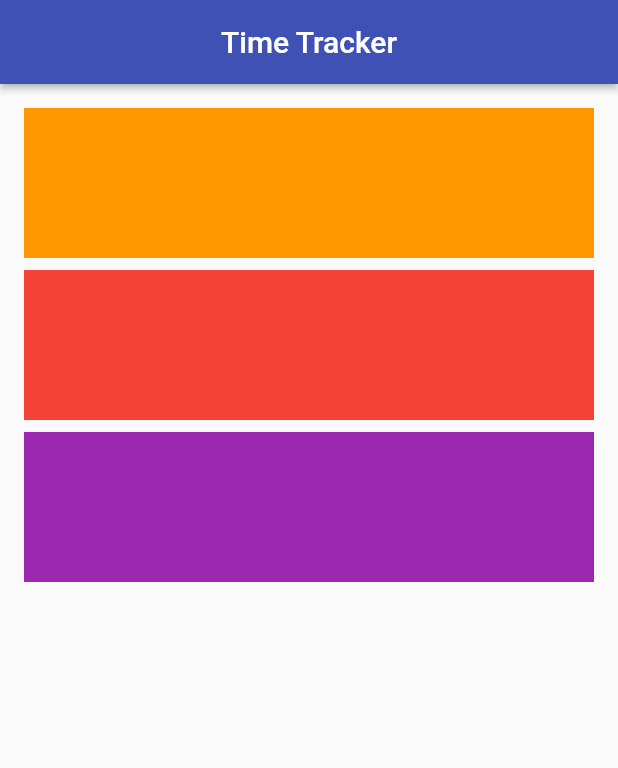
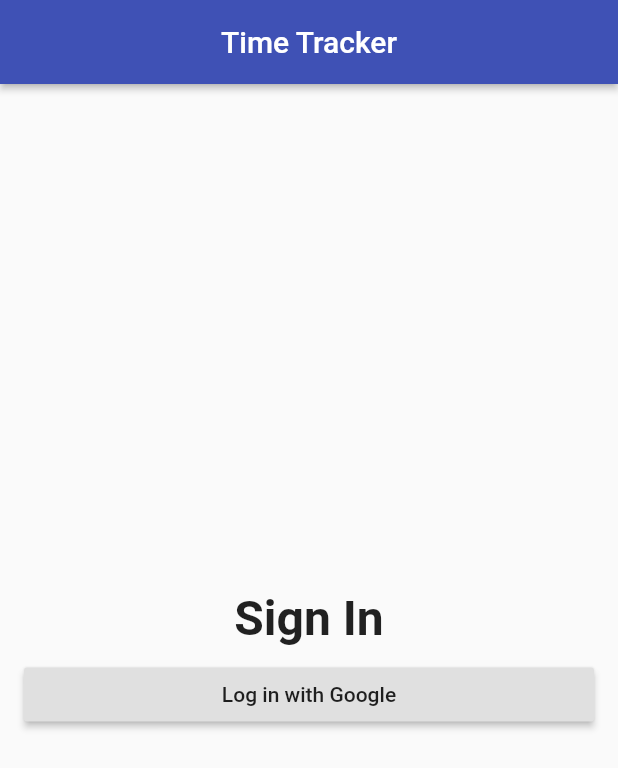
Before and after one commit to PatrickChow0803/Time-Tracker, a Flutter app: the screen it shows after launch, on a phone screen of 412 x 824 dp. Shown: the top 768 px of the screen. Run offline on Flutter 3.47's test engine with Material 2 defaults, Android fonts, the phone set to English and light mode, and no system bars.

Commit message:
Replaced the boxes with appropriate sign in buttons

```diff
--- a/lib/app/sign_in/sign_in_page.dart
+++ b/lib/app/sign_in/sign_in_page.dart
@@ -16,28 +16,23 @@ class SignInPage extends StatelessWidget {
     return Padding(
       padding: EdgeInsets.all(16.0),
       child: Column(
+        // centers the buttons across the main Axis
+        mainAxisAlignment: MainAxisAlignment.center,
         crossAxisAlignment: CrossAxisAlignment.stretch,
         children: [
-          Container(
-            color: Colors.orange,
-            child: SizedBox(
-              height: 100.0,
+          Text(
+            'Sign In',
+            textAlign: TextAlign.center,
+            style: TextStyle(
+              fontSize: 32.0,
+              fontWeight: FontWeight.w600,
             ),
           ),
           SizedBox(height: 8.0),
-          Container(
-            color: Colors.red,
-            child: SizedBox(
-              height: 100.0,
-            ),
-          ),
-          SizedBox(height: 8.0),
-          Container(
-            color: Colors.purple,
-            child: SizedBox(
-              height: 100.0,
-            ),
-          ),
+          RaisedButton(
+            child: Text('Log in with Google'),
+            onPressed: () {},
+          )
         ],
       ),
     );
```
